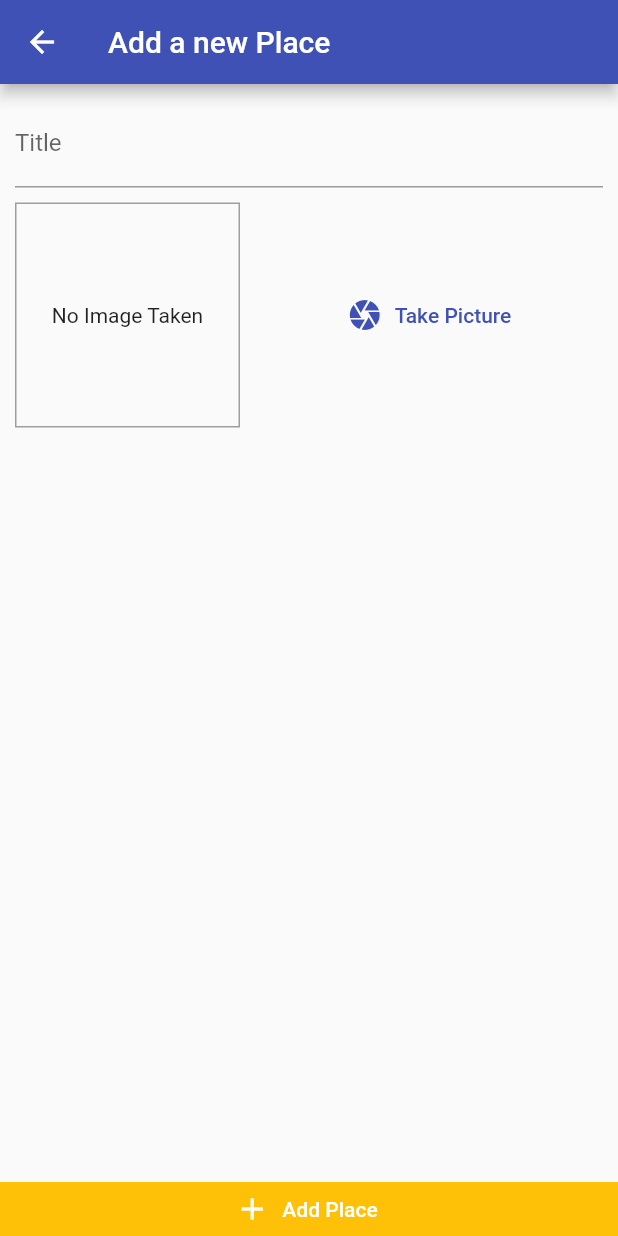
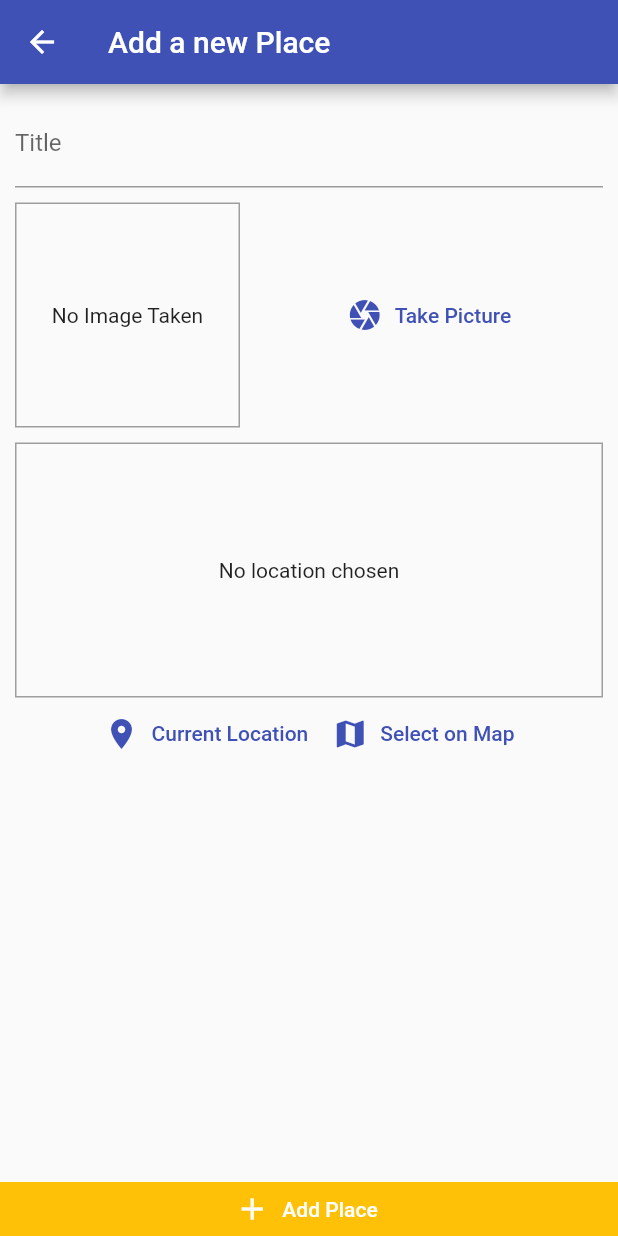
Before and after one commit to PaulTA91/great_places_app, a Flutter app: the AddPlaceScreen screen opened by its route, on a phone screen of 412 x 824 dp. Run offline on Flutter 3.47's test engine with Material 2 defaults, Android fonts, the phone set to English and light mode, and no system bars; our stand-ins replace image_picker, permission_handler, sqflite; accounts and stored records are empty.

Commit message:
Lesson 305: Location Input & Location package

```diff
--- a/lib/screens/add_place_screen.dart
+++ b/lib/screens/add_place_screen.dart
@@ -4,6 +4,7 @@ import 'package:flutter/material.dart';
 import 'package:provider/provider.dart';
 
 import '../widgets/image_input.dart';
+import '../widgets/location_input.dart';
 import '../providers/great_places.dart';
 
 class AddPlaceScreen extends StatefulWidget {
@@ -68,6 +69,10 @@ class _AddPlaceScreenState extends State<AddPlaceScreen> {
                         height: 10,
                       ),
                       ImageInput(_selectImage),
+                      SizedBox(
+                        height: 10,
+                      ),
+                      LocationInput(),
                     ],
                   ),
                 ),
--- /dev/null
+++ b/lib/widgets/location_input.dart
@@ -0,0 +1,54 @@
+import 'package:flutter/material.dart';
+
+class LocationInput extends StatefulWidget {
+  @override
+  State<LocationInput> createState() => _LocationInputState();
+}
+
+class _LocationInputState extends State<LocationInput> {
+  String _previewImageURL;
+
+  @override
+  Widget build(BuildContext context) {
+    return Column(
+      children: [
+        Container(
+          alignment: Alignment.center,
+          height: 170,
+          width: double.infinity,
+          decoration: BoxDecoration(
+            border: Border.all(
+              width: 1,
+              color: Colors.grey,
+            ),
+          ),
+          child: _previewImageURL == null
+              ? Text(
+                  "No location chosen",
+                  textAlign: TextAlign.center,
+                )
+              : Image.network(
+                  _previewImageURL,
+                  fit: BoxFit.cover,
+                  width: double.infinity,
+                ),
+        ),
+        Row(
+          mainAxisAlignment: MainAxisAlignment.center,
+          children: [
+            TextButton.icon(
+              onPressed: () {},
+              icon: Icon(Icons.location_on),
+              label: Text('Current Location'),
+            ),
+            TextButton.icon(
+              onPressed: () {},
+              icon: Icon(Icons.map),
+              label: Text('Select on Map'),
+            ),
+          ],
+        )
+      ],
+    );
+  }
+}
--- a/pubspec.yaml
+++ b/pubspec.yaml
@@ -29,6 +29,7 @@ dependencies:
   path: ^1.8.2
   permission_handler: ^10.0.1
   sqflite: ^2.1.0
+  location: ^4.4.0
 
 
   # The following adds the Cupertino Icons font to your application.
```
Also changed, not shown: pubspec.lock, 6 other files.
